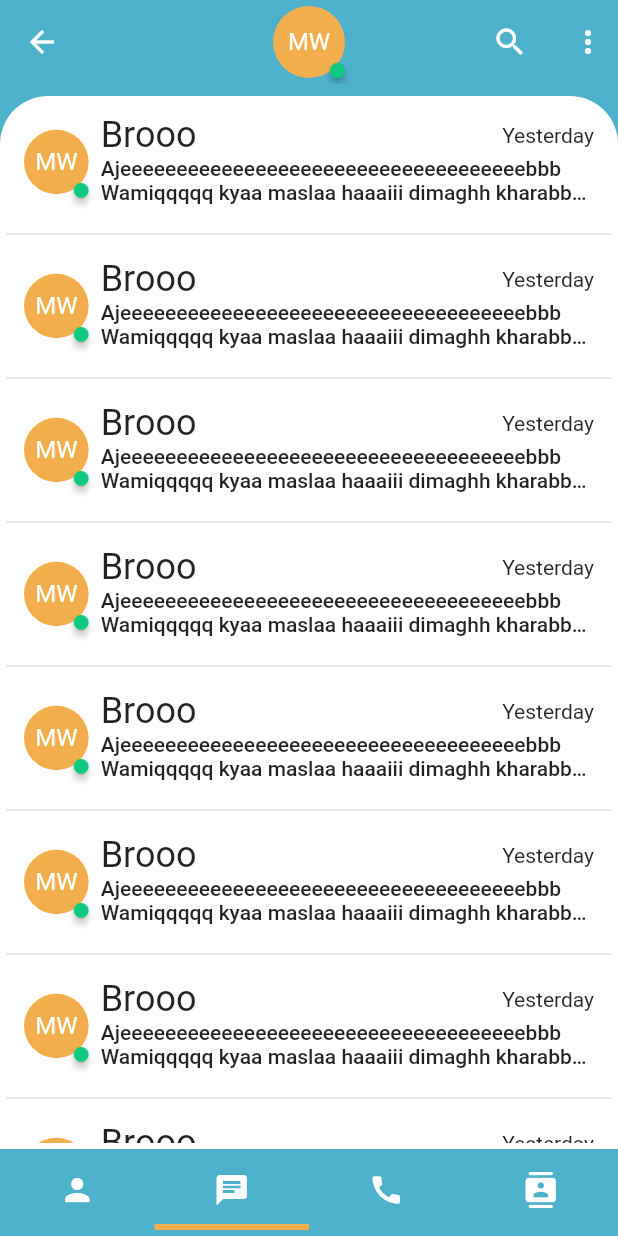
After one commit to wamiqsiddiqui/chatmate, a Flutter app: the ChatRoom screen opened directly, item 2 of the bottom bar chosen, on a phone screen of 412 x 824 dp. The commit adds this screen. Run offline on Flutter 3.47's test engine with Material 2 defaults, Android fonts, the phone set to English and light mode, and no system bars; drawn by our look-alikes of badges; our stand-ins replace cloud_firestore, connectivity, firebase_auth, firebase_core, font_awesome_flutter, google_sign_in and 2 more; accounts and stored records are empty.

Commit message:
till search feature

```diff
--- a/lib/Services/FirebaseServices.dart
+++ b/lib/Services/FirebaseServices.dart
@@ -4,60 +4,91 @@ import 'package:cloud_firestore/cloud_firestore.dart';
 import 'package:firebase_auth/firebase_auth.dart';
 import 'package:google_sign_in/google_sign_in.dart';
 
-class FirebaseServices{
-
-  static User? getCurrentUser(){
+class FirebaseServices {
+  static User? getCurrentUser() {
     final FirebaseAuth? _auth = FirebaseAuth.instance;
     // User? currentUser = _auth?.currentUser;
     return _auth?.currentUser;
   }
 
-  static Future<User?> signInWithGoogle()async{
+  static Future<User?> signInWithGoogle() async {
     GoogleSignIn googleSignIn = GoogleSignIn();
     print('google signin instantiated');
     GoogleSignInAccount? signInAccount = await googleSignIn.signIn();
     print('wait for user');
-    GoogleSignInAuthentication signInAuthentication = await signInAccount!.authentication;
+    GoogleSignInAuthentication signInAuthentication =
+        await signInAccount!.authentication;
     print('clicked?');
-    final AuthCredential credential = GoogleAuthProvider.credential(accessToken: signInAuthentication.accessToken,idToken: signInAuthentication.idToken);
+    final AuthCredential credential = GoogleAuthProvider.credential(
+        accessToken: signInAuthentication.accessToken,
+        idToken: signInAuthentication.idToken);
     print('credential taken = ${credential.token}');
     final FirebaseAuth _auth = FirebaseAuth.instance;
-  UserCredential userCredential = await _auth.signInWithCredential(credential);
+    UserCredential userCredential =
+        await _auth.signInWithCredential(credential);
     User? user = userCredential.user!;
     return user;
   }
 
-  static Future<bool> authenticateUser(User user) async{
-    QuerySnapshot querySnapshot = await FirebaseFirestore.instance.collection('users').where('email',isEqualTo: user.email).get();
+  static Future<bool> authenticateUser(User user) async {
+    QuerySnapshot querySnapshot = await FirebaseFirestore.instance
+        .collection('users')
+        .where('email', isEqualTo: user.email)
+        .get();
     final List<DocumentSnapshot> docs = querySnapshot.docs;
-    return docs.length == 0? true : false;
+    return docs.length == 0 ? true : false;
   }
 
-  static addUserToDb(User user)async{
-    CAUser caUser= CAUser(uid: user.uid, name: user.displayName!, email: user.email!, profilePhoto: user.photoURL,username: Utils.getUsername(user.email!));
-    FirebaseFirestore.instance.collection('users').doc(user.uid).set(caUser.toMap());
+  static addUserToDb(User user) async {
+    CAUser caUser = CAUser(
+        uid: user.uid,
+        name: user.displayName!,
+        email: user.email!,
+        profilePhoto: user.photoURL,
+        username: Utils.getUsername(user.email!));
+    FirebaseFirestore.instance
+        .collection('users')
+        .doc(user.uid)
+        .set(caUser.toMap());
   }
 
-  static Future<void> signOut() async{
+  static Future<void> signOut() async {
     GoogleSignIn googleSignIn = GoogleSignIn();
     await googleSignIn.disconnect();
     await googleSignIn.signOut();
     final FirebaseAuth _auth = FirebaseAuth.instance;
     return await _auth.signOut();
   }
+
+  static Future<List<CAUser>> fetchAllUsers(User currentUser) async {
+    List<CAUser> userList = [];
+    QuerySnapshot querySnapshot =
+        await FirebaseFirestore.instance.collection('users').get();
+    for (QueryDocumentSnapshot x in querySnapshot.docs) {
+      if (x.id != currentUser.uid) {
+        userList.add(CAUser.fromJson(x.data()));
+      }
+    }
+    return userList;
+  }
+
   static Future<List<Users>> getUsersBySearch(name) async {
     print("Reading Users...");
-    List<Users> newUsersList=[];
-    QuerySnapshot result = await FirebaseFirestore.instance.collection("Users").where("name",isEqualTo: name).get();
-    List<DocumentSnapshot>documents = result.docs;
+    List<Users> newUsersList = [];
+    QuerySnapshot result = await FirebaseFirestore.instance
+        .collection("Users")
+        .where("name", isEqualTo: name)
+        .get();
+    List<DocumentSnapshot> documents = result.docs;
     documents.forEach((DocumentSnapshot doc) {
-      Users searchedUsers=Users.fromJson(doc);
+      Users searchedUsers = Users.fromJson(doc);
       newUsersList.add(searchedUsers);
       print(searchedUsers.name);
     });
     return newUsersList;
   }
-  static Future<String> uploadUserInfo(Users users) async{
+
+  static Future<String> uploadUserInfo(Users users) async {
     final docUser = FirebaseFirestore.instance.collection("Users").doc();
     await docUser.set(users.toJson());
     return docUser.id;
--- a/lib/Views/ChatRoom.dart
+++ b/lib/Views/ChatRoom.dart
@@ -1,109 +1,177 @@
 import 'package:chatmate/Model/Users.dart';
 import 'package:chatmate/Services/FirebaseServices.dart';
+import 'package:chatmate/Views/ChatsList.dart';
+import 'package:chatmate/Widgets/UserCircle.dart';
+import 'package:chatmate/themes/AppColors.dart';
+import 'package:firebase_auth/firebase_auth.dart';
 import 'package:flutter/material.dart';
 import 'package:chatmate/Views/Search.dart';
+import 'package:flutter/src/scheduler/ticker.dart';
 
 class ChatRoom extends StatefulWidget {
   @override
   _ChatRoomState createState() => _ChatRoomState();
 }
 
-class _ChatRoomState extends State<ChatRoom> {
-  // late Future myFuture;
-  bool searchPressed=false,searching=false;
-  TextEditingController searchTextEditingController = new TextEditingController();
-  searchOnPressed(){
+class _ChatRoomState extends State<ChatRoom> with TickerProviderStateMixin {
+  bool searchPressed = false, searching = false;
+  int selectedTab = 1;
+  late TabController tabBarCtrl;
+  List<CAUser> userList = [];
+  List<CAUser> searchResult = [];
+
+  TextEditingController searchTextEditingController =
+      new TextEditingController();
+  searchOnPressed() {
     setState(() {
-      searchPressed=!searchPressed;
-      searching=false;
+      searchPressed = !searchPressed;
+      searching = false;
     });
   }
+
+  onTabChange(int index) {
+    selectedTab = index;
+    tabBarCtrl.animateTo(index);
+    setState(() {});
+  }
+
+  List<Tab> tabs = [
+    Tab(
+        iconMargin: EdgeInsets.zero,
+        icon: Icon(Icons.person, color: AppColors.white)),
+    Tab(
+        /*text: 'Chats',*/ icon: Icon(
+      Icons.chat,
+      color: AppColors.white,
+    )),
+    Tab(/*text: 'Calls',*/ icon: Icon(Icons.call, color: AppColors.white)),
+    Tab(
+        /*text: 'Contacts',*/ icon:
+            Icon(Icons.contacts_rounded, color: AppColors.white))
+  ];
+  @override
+  void initState() {
+    super.initState();
+    tabBarCtrl = TabController(length: 4, vsync: this);
+    print('getting user');
+    User? currentUser = FirebaseServices.getCurrentUser();
+    if (currentUser != null) {
+      print('currentUser = ${currentUser.displayName}');
+      FirebaseServices.fetchAllUsers(currentUser).then((List<CAUser> users) {
+        setState(() {
+          userList = users;
+          searchResult = users;
+        });
+      });
+    } else {
+      print('no user');
+    }
+  }
+
   @override
   Widget build(BuildContext context) {
-    return Scaffold(
-      appBar: AppBar(title: Text('ChatRoom'),),
-      body: Center(child: ElevatedButton(onPressed: () { FirebaseServices.signOut(); },
-      child: Text('Sign out'),),),
+    return SafeArea(
+      child: DefaultTabController(
+          length: 4,
+          initialIndex: 1,
+          child: Scaffold(
+            backgroundColor: ThemeColors.primaryColor,
+            bottomNavigationBar: TabBar(
+                controller: tabBarCtrl,
+                indicatorColor: ThemeColors.receiverColor,
+                indicatorWeight: 4,
+                indicatorPadding: EdgeInsets.symmetric(vertical: 4),
+                labelPadding: EdgeInsets.symmetric(horizontal: 28, vertical: 4),
+                onTap: onTabChange,
+                tabs: tabs),
+            appBar: !searchPressed
+                ? AppBar(
+                    elevation: 0,
+                    centerTitle: true,
+                    title: UserCircle(),
+                    actions: [
+                      Padding(
+                        padding: const EdgeInsets.all(8.0),
+                        child: IconButton(
+                          icon: Icon(Icons.search),
+                          color: AppColors.white,
+                          onPressed: () {
+                            searchOnPressed();
+                            //Navigator.pushNamed(context, '/search');
+                          },
+                        ),
+                      ),
+                      Padding(
+                        padding: const EdgeInsets.all(8.0),
+                        child: Icon(Icons.more_vert, color: AppColors.white),
+                      )
+                    ],
+                    // bottom:
+                  )
+                : AppBar(
+                    leading: IconButton(
+                      icon: new Icon(Icons.arrow_back),
+                      onPressed: () {
+                        searchOnPressed();
+                      },
+                    ),
+                    title: TextField(
+                      controller: searchTextEditingController,
+                      decoration: InputDecoration(hintText: "Search"),
+                      onChanged: (value) {
+                        print(value);
+                        searchResult = value.isEmpty
+                            ? userList
+                            : userList.where((CAUser user) {
+                                bool matchesUsername = user.username
+                                    .toLowerCase()
+                                    .contains(value.toLowerCase());
+                                bool matchesName = user.name
+                                    .toLowerCase()
+                                    .contains(value.toLowerCase());
+                                return matchesUsername || matchesName;
+                              }).toList();
+                        setState(() {});
+                      },
+                      onSubmitted: (input) {
+                        // myFuture = FirebaseServices.getUsersBySearch(input)
+                        //     .then((value) {
+                        //   print("Value= " + value.toString());
+                        //   setState(() {
+                        //     searching = true;
+                        //   });
+                        // });
+                      },
+                    ),
+                    actions: <Widget>[
+                      new IconButton(
+                        icon: new Icon(Icons.close),
+                        onPressed: () {
+                          searchOnPressed();
+                          //widget.onChanged();
+                        },
+                      ),
+                    ],
+                  ),
+            body: TabBarView(controller: tabBarCtrl, children: [
+              Container(
+                margin: EdgeInsets.only(top: 8),
+                decoration: BoxDecoration(
+                    color: ThemeColors.white,
+                    borderRadius: BorderRadius.only(
+                        topLeft: Radius.circular(32),
+                        topRight: Radius.circular(32))),
+                child: Center(child: Text('Personal Chat Room')),
+              ),
+              !searchPressed ? ChatsList() : Search(searchResult: searchResult),
+              Center(
+                child: Text('Call Logs'),
+              ),
+              Center(
+                child: Text('Contacts'),
+              )
+            ]),
+          )),
     );
-    // return Scaffold(
-    //   appBar: !searchPressed?AppBar(
-    //     title: Text(
-    //         "Chat Room"
-    //     ),
-    //     actions: [
-    //       IconButton(icon: Icon(Icons.search), onPressed: (){searchOnPressed();})
-    //     ],
-    //   ):AppBar(
-    //     leading: IconButton( icon: new Icon(Icons.arrow_back), onPressed: (){
-    //       searchOnPressed();
-    //     }, ),
-    //     title: TextField(
-    //       controller: searchTextEditingController,
-    //       decoration: InputDecoration(
-    //           hintText: "Search"
-    //       ),
-    //       onSubmitted: (input){
-    //          myFuture = FirebaseServices.getUsersBySearch(input).then((value){
-    //            print("Value= "+value.toString());
-    //            setState(() {
-    //              searching=true;
-    //            });
-    //          });
-    //       },
-    //     ),
-    //     actions: <Widget>[
-    //       new IconButton( icon: new Icon(Icons.close), onPressed: (){
-    //         searchOnPressed();
-    //         //widget.onChanged();
-    //       }, ),],
-    //   ),
-    //   floatingActionButton: FloatingActionButton(
-    //     child: Icon(Icons.search),
-    //     onPressed: (){
-    //       Navigator.push(context, MaterialPageRoute(builder: (BuildContext context) => Search()));
-    //     },
-    //   ),
-    //   body: SafeArea(
-    //     child: Visibility(
-    //       visible: searching,
-    //       child: FutureBuilder(
-    //         future: myFuture,
-    //         builder: (context,snapshot){
-    //           switch(snapshot.connectionState){
-    //             case ConnectionState.waiting:
-    //               return Center(child: CircularProgressIndicator());
-    //             default:
-    //               if(snapshot.hasError){
-    //                 return Center(
-    //                     child: SizedBox(
-    //                       height: MediaQuery.of(context).size.height/50,
-    //                       child: FittedBox(
-    //                         child: Text(
-    //                           snapshot.error.toString(),
-    //                           style: TextStyle(
-    //                               fontSize: 24,
-    //                               color: Colors.black
-    //                           ),
-    //                         ),
-    //                       ),
-    //                     )
-    //                 );
-    //               }else{
-    //                 return ListView.builder(
-    //                   itemCount: 1,
-    //                   itemBuilder: (context,int index){
-    //                     return ListTile(
-    //                       title: Text("snapshot.data![index].name"),
-    //                       subtitle: Text("snapshot.data![index].email"),
-    //                     );
-    //                   },
-    //                 );
-    //               }
-    //           }
-    //         },
-    //       ),
-    //     ),
-    //   ),
-    // );
   }
 }
--- /dev/null
+++ b/lib/Views/ChatsList.dart
@@ -0,0 +1,33 @@
+import 'package:chatmate/Widgets/ChatTile.dart';
+import 'package:chatmate/themes/AppColors.dart';
+import 'package:flutter/material.dart';
+
+class ChatsList extends StatefulWidget {
+  const ChatsList({Key? key}) : super(key: key);
+
+  @override
+  State<ChatsList> createState() => _ChatsListState();
+}
+
+class _ChatsListState extends State<ChatsList> {
+  @override
+  Widget build(BuildContext context) {
+    return Container(
+      margin: EdgeInsets.only(top: 8),
+      decoration: BoxDecoration(
+          color: ThemeColors.white,
+          borderRadius: BorderRadius.only(
+              topLeft: Radius.circular(32), topRight: Radius.circular(32))),
+      child: Padding(
+        padding: const EdgeInsets.all(4.0),
+        child: ListView.separated(
+          itemCount: 16,
+          itemBuilder: (context, index) => ChatTile(),
+          separatorBuilder: (BuildContext context, int index) {
+            return const Divider();
+          },
+        ),
+      ),
+    );
+  }
+}
--- /dev/null
+++ b/lib/Widgets/ChatTile.dart
@@ -0,0 +1,56 @@
+import 'package:chatmate/Widgets/UserCircle.dart';
+import 'package:flutter/material.dart';
+
+class ChatTile extends StatefulWidget {
+  const ChatTile({Key? key}) : super(key: key);
+
+  @override
+  State<ChatTile> createState() => _ChatTileState();
+}
+
+class _ChatTileState extends State<ChatTile> {
+  @override
+  Widget build(BuildContext context) {
+    return Container(
+      margin: EdgeInsets.only(left: 12, right: 4, top: 8, bottom: 8),
+      child: Row(
+        children: [
+          Flexible(
+            child: UserCircle(),
+          ),
+          Expanded(
+            flex: 8,
+            child: Padding(
+              padding: const EdgeInsets.symmetric(horizontal: 8.0),
+              child: Column(
+                crossAxisAlignment: CrossAxisAlignment.start,
+                children: [
+                  Row(
+                    mainAxisAlignment: MainAxisAlignment.spaceBetween,
+                    children: [
+                      Text(
+                        'Brooo',
+                        style: Theme.of(context).textTheme.headline5,
+                      ),
+                      Text(
+                        'Yesterday',
+                        style: Theme.of(context).textTheme.bodyText2,
+                      ),
+                    ],
+                  ),
+                  Text(
+                    'Ajeeeeeeeeeeeeeeeeeeeeeeeeeeeeeeeeeeeebbb Wamiqqqqq kyaa maslaa haaaiii dimaghh kharabbbb !!!!!!!!!!!!!!!!!!!!!!!!!!!!!!!!!!!!!!!!!!!!!!!!',
+                    style: Theme.of(context).textTheme.bodyText1,
+                    maxLines: 2,
+                    overflow: TextOverflow.ellipsis,
+                  ),
+                  SizedBox(height: 4),
+                ],
+              ),
+            ),
+          ),
+        ],
+      ),
+    );
+  }
+}
--- /dev/null
+++ b/lib/Widgets/UserCircle.dart
@@ -0,0 +1,38 @@
+import 'package:chatmate/Services/FirebaseServices.dart';
+import 'package:chatmate/themes/AppColors.dart';
+import 'package:flutter/material.dart';
+import 'package:badges/badges.dart';
+
+class UserCircle extends StatelessWidget {
+  const UserCircle({Key? key}) : super(key: key);
+
+  @override
+  Widget build(BuildContext context) {
+    return InkWell(
+      onTap: () {
+        FirebaseServices.signOut();
+      },
+      child: CircleAvatar(
+        radius: 24,
+        backgroundColor: ThemeColors.receiverColor,
+        child: Stack(
+          children: [
+            Align(
+              alignment: Alignment.center,
+              child: Text(
+                'MW',
+                style: TextStyle(color: AppColors.white),
+              ),
+            ),
+            Align(
+                alignment: Alignment.bottomRight,
+                child: Badge(
+                  borderRadius: BorderRadius.circular(12),
+                  badgeColor: AppColors.successGreenColor,
+                ))
+          ],
+        ),
+      ),
+    );
+  }
+}
--- a/lib/themes/AppColors.dart
+++ b/lib/themes/AppColors.dart
@@ -1,7 +1,6 @@
-
 import 'package:flutter/material.dart';
 
-class AppColors{
+class AppColors {
   static const white = Colors.white;
   static const black = Colors.black;
   static const primaryColor = Color(0xFF8C1749);
@@ -15,28 +14,28 @@ class AppColors{
   static const backgroundColor = Color(0xFFFFFFFF);
   static const scaffoldBackgroundColor = Color(0xFFF6F6F9);
   static const transparent = Colors.transparent;
-  static const MaterialColor customPrimary = MaterialColor(0xFF717ECD, <int, Color>
-  {
-    50: Color.fromRGBO(78,177,203,.1),
-    100: Color.fromRGBO(78,177,203,.2),
-    200: Color.fromRGBO(78,177,203,.3),
-    300: Color.fromRGBO(78,177,203,.4),
-    400: Color.fromRGBO(78,177,203,.5),
-    500: Color.fromRGBO(78,177,203,.6),
-    600: Color.fromRGBO(78,177,203,.7),
-    700: Color.fromRGBO(78,177,203,.8),
-    800: Color.fromRGBO(78,177,203,.9),
-    900: Color.fromRGBO(78,177,203,1),
+  static const MaterialColor customPrimary =
+      MaterialColor(0xFF4EB1CB, <int, Color>{
+    50: Color.fromRGBO(78, 177, 203, .1),
+    100: Color.fromRGBO(78, 177, 203, .2),
+    200: Color.fromRGBO(78, 177, 203, .3),
+    300: Color.fromRGBO(78, 177, 203, .4),
+    400: Color.fromRGBO(78, 177, 203, .5),
+    500: Color.fromRGBO(78, 177, 203, .6),
+    600: Color.fromRGBO(78, 177, 203, .7),
+    700: Color.fromRGBO(78, 177, 203, .8),
+    800: Color.fromRGBO(78, 177, 203, .9),
+    900: Color.fromRGBO(78, 177, 203, 1),
   });
 }
-class ThemeColors{
+
+class ThemeColors {
   static const white = Colors.white;
   static const black = Colors.black;
-  static const senderColor = Color(0xFF4EB1CB);
+  static const primaryColor = Color(0xFF4EB1CB);
   static const secondaryColor = Color(0xFFCF5C60);
-  static const primaryColor = Color(0xFF717ECD);
+  static const senderColor = Color(0xFF717ECD);
   static const receiverColor2 = Color(0xFF4AB471);
   static const receiverColor = Color(0xFFF3AE4E);
   static const senderColor2 = Color(0xFFD96383);
-
 }
--- a/pubspec.yaml
+++ b/pubspec.yaml
@@ -52,6 +52,7 @@ dependencies:
   permission_handler: ^8.1.6
   fluttertoast: ^8.0.8
   image_picker: ^0.8.4+1
+  badges: ^2.0.3
 
 dev_dependencies:
   flutter_test:
```
Also changed, not shown: lib/Views/Search.dart (+63 -4 lines), lib/Widgets/CustomAppBar.dart (added, +14 -0 lines), lib/main.dart (+10 -1 lines), pubspec.lock. Lines whose indentation alone changed are shown as unchanged.
